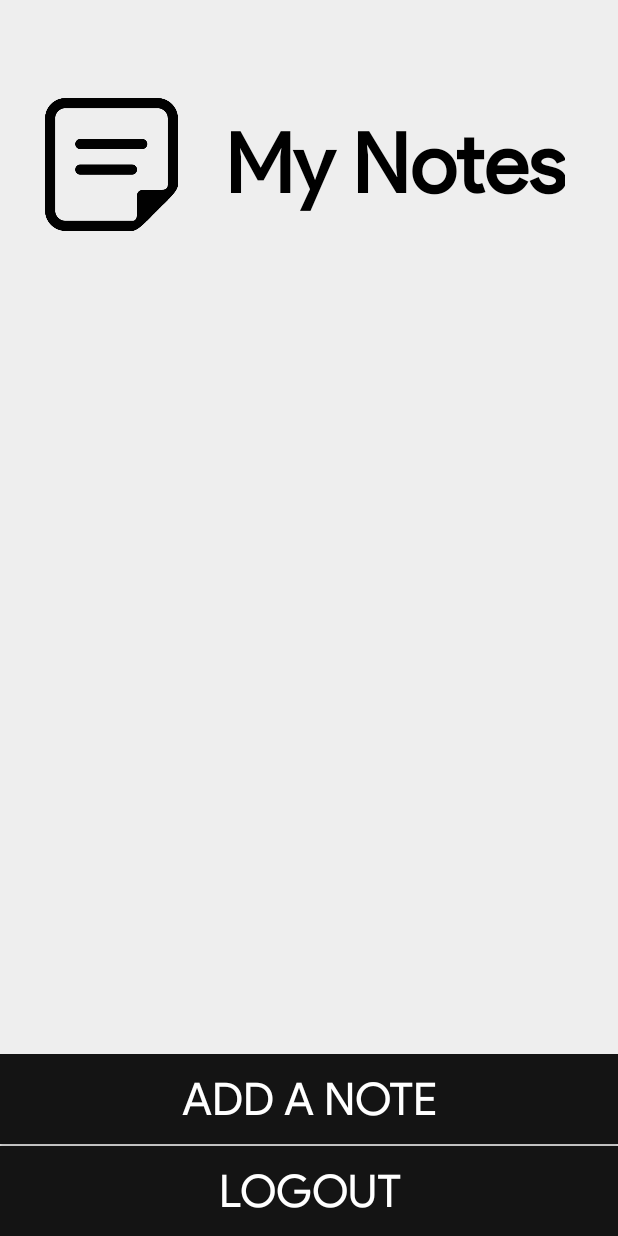
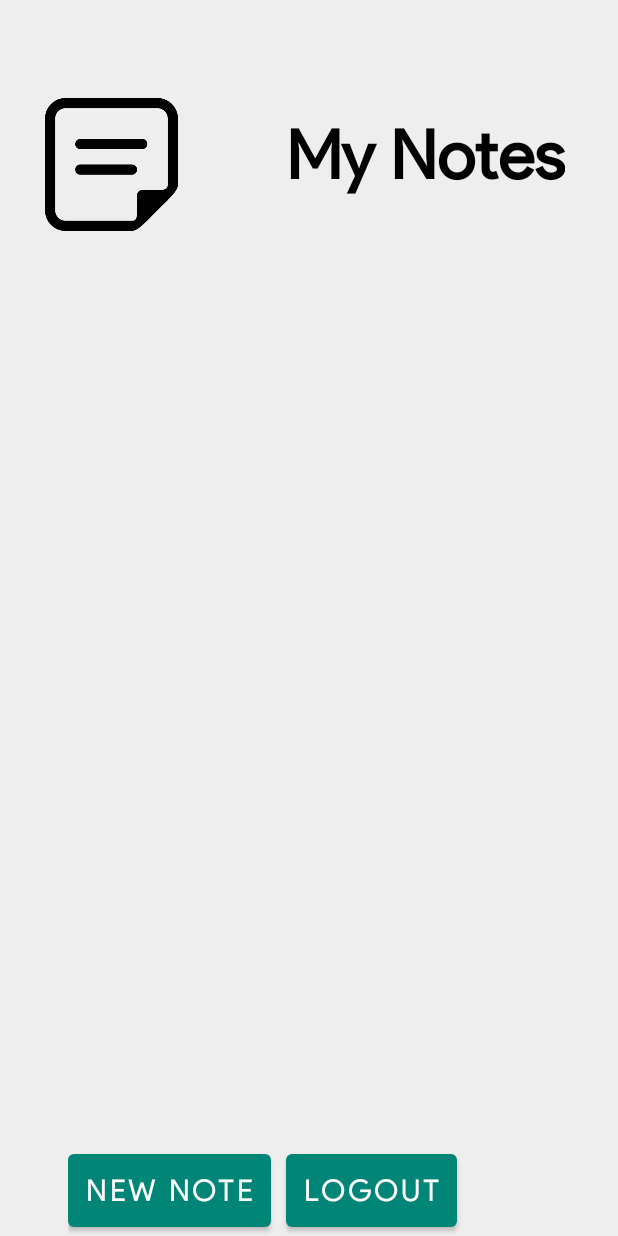
Before and after one commit to oorjitchowdhary/notes-app, an Android app: the screen it shows after launch once a user with an empty profile is signed in (ViewNotesActivity), on a phone screen of 412 x 824 dp. Run offline under Robolectric (Android 15) with nearby library versions, the phone set to English and light mode, and no system bars; our stand-ins replace Firebase (no records; nobody signed in at launch, a user with empty details on screens opened directly); libraries missing offline, so code that uses them is left out: io.opencensus.tags.

Commit message:
staggered recyclerview

```diff
--- a/app/build.gradle
+++ b/app/build.gradle
@@ -23,9 +23,15 @@ dependencies {
     implementation fileTree(include: ['*.jar'], dir: 'libs')
     implementation 'com.android.support:appcompat-v7:28.0.0'
     implementation 'com.android.support.constraint:constraint-layout:1.1.3'
+
+    // Material Design
     implementation 'com.android.support:design:28.0.0'
+    implementation 'com.android.support:cardview-v7:28.0.0'
+
+    // Firebase
     implementation 'com.google.firebase:firebase-auth:17.0.0'
     implementation 'com.google.firebase:firebase-firestore:19.0.0'
+
     testImplementation 'junit:junit:4.12'
     androidTestImplementation 'com.android.support.test:runner:1.0.2'
     androidTestImplementation 'com.android.support.test.espresso:espresso-core:3.0.2'
--- a/app/src/main/java/com/example/notes_app/CreateNoteActivity.java
+++ b/app/src/main/java/com/example/notes_app/CreateNoteActivity.java
@@ -2,8 +2,10 @@ package com.example.notes_app;
 
 import android.content.Intent;
 import android.support.annotation.NonNull;
+import android.support.design.widget.BottomNavigationView;
 import android.support.v7.app.AppCompatActivity;
 import android.os.Bundle;
+import android.view.MenuItem;
 import android.view.View;
 import android.widget.Button;
 import android.widget.EditText;
@@ -27,7 +29,6 @@ public class CreateNoteActivity extends AppCompatActivity {
         super.onCreate(savedInstanceState);
         setContentView(R.layout.activity_create_note);
         mAuth = FirebaseAuth.getInstance();
-
     }
 
     public void saveNote(View view) {
--- a/app/src/main/java/com/example/notes_app/IndividualNoteActivity.java
+++ b/app/src/main/java/com/example/notes_app/IndividualNoteActivity.java
@@ -1,10 +1,14 @@
 package com.example.notes_app;
 
 import android.content.Intent;
+import android.support.annotation.NonNull;
+import android.support.design.widget.BottomNavigationView;
 import android.support.v7.app.AppCompatActivity;
 import android.os.Bundle;
+import android.view.MenuItem;
 import android.view.View;
 import android.widget.TextView;
+import android.widget.Toast;
 
 import com.example.notes_app.models.NoteDetails;
 
--- a/app/src/main/java/com/example/notes_app/MainActivity.java
+++ b/app/src/main/java/com/example/notes_app/MainActivity.java
@@ -47,7 +47,7 @@ private FirebaseAuth mAuth;
                                 startActivity(new Intent(MainActivity.this,ViewNotesActivity.class));
                             } else {
                                 // If sign in fails, display a message to the user.
-                                Toast.makeText(getApplicationContext(),"Sign up failed.",Toast.LENGTH_LONG).show();
+                                Toast.makeText(getApplicationContext(),task.getException().getMessage().toString(),Toast.LENGTH_LONG).show();
                             }
 
                             // ...
@@ -72,7 +72,7 @@ private FirebaseAuth mAuth;
                             }
                             else {
                                 // If sign in fails, display a message to the user.
-                                Toast.makeText(MainActivity.this, task.getException().toString(), Toast.LENGTH_SHORT).show();
+                                Toast.makeText(MainActivity.this, task.getException().getMessage().toString(), Toast.LENGTH_SHORT).show();
                             }
                         }
                     });
--- a/app/src/main/java/com/example/notes_app/ViewNotesActivity.java
+++ b/app/src/main/java/com/example/notes_app/ViewNotesActivity.java
@@ -2,13 +2,18 @@ package com.example.notes_app;
 
 import android.content.Intent;
 import android.support.annotation.NonNull;
+import android.support.design.card.MaterialCardView;
+import android.support.design.widget.BottomNavigationView;
 import android.support.v7.app.AppCompatActivity;
 import android.os.Bundle;
 import android.support.v7.widget.LinearLayoutManager;
 import android.support.v7.widget.RecyclerView;
+import android.support.v7.widget.StaggeredGridLayoutManager;
 import android.util.Log;
+import android.view.MenuItem;
 import android.view.View;
 import android.widget.Button;
+import android.widget.RelativeLayout;
 import android.widget.TextView;
 import android.widget.Toast;
 
@@ -25,6 +30,7 @@ import com.google.firebase.firestore.QueryDocumentSnapshot;
 import com.google.firebase.firestore.QuerySnapshot;
 
 import java.util.ArrayList;
+import java.util.Random;
 
 import io.opencensus.tags.Tag;
 
@@ -36,12 +42,12 @@ public class ViewNotesActivity extends AppCompatActivity implements NotesRecycle
     private RecyclerView mRecyclerView;
     private ArrayList<NoteDetails> mNotes = new ArrayList<>();
     private NotesRecyclerAdapter mNotesRecyclerAdapter;
+    private MaterialCardView view;
 
     @Override
     protected void onCreate(Bundle savedInstanceState) {
         super.onCreate(savedInstanceState);
         setContentView(R.layout.activity_view_notes);
-
         mAuth = FirebaseAuth.getInstance();
 
         mRecyclerView = findViewById(R.id.recyclerView);
@@ -66,19 +72,9 @@ public class ViewNotesActivity extends AppCompatActivity implements NotesRecycle
         getNotes();
     }
 
-   /* private void randomNotes() {
-        for(int i = 1; i < 100; i++){
-            NoteDetails note = new NoteDetails();
-            note.setTitle("Title #" + i);
-            note.setContent("This is very very very long .... content #" + i);
-            mNotes.add(note);
-        }
-        mNotesRecyclerAdapter.notifyDataSetChanged();
-    }*/
-
     private void initRecyclerView() {
-        LinearLayoutManager linearLayoutManager = new LinearLayoutManager(this);
-        mRecyclerView.setLayoutManager(linearLayoutManager);
+        StaggeredGridLayoutManager staggeredGridLayoutManager = new StaggeredGridLayoutManager(2, StaggeredGridLayoutManager.VERTICAL);
+        mRecyclerView.setLayoutManager(staggeredGridLayoutManager);
         mNotesRecyclerAdapter = new NotesRecyclerAdapter(mNotes, this);
         mRecyclerView.setAdapter(mNotesRecyclerAdapter);
     }
--- a/app/src/main/res/layout/activity_view_notes.xml
+++ b/app/src/main/res/layout/activity_view_notes.xml
@@ -30,7 +30,7 @@
             android:id="@+id/mynotes"
             android:textAlignment="textEnd"
             android:textColor="#000"
-            android:textSize="55sp"
+            android:textSize="45sp"
             android:textStyle="bold" />
     </LinearLayout>
 
@@ -38,6 +38,7 @@
         android:layout_width="match_parent"
         android:layout_height="match_parent"
         android:id="@+id/recyclerView"
+        android:layout_centerInParent="true"
         android:padding="5dp"
         android:layout_below="@id/linear1"
         android:layout_above="@id/linear2">
@@ -48,28 +49,30 @@
         android:id="@+id/linear2"
         android:layout_width="match_parent"
         android:layout_height="wrap_content"
+        android:paddingStart="45dp"
+        android:paddingEnd="45dp"
+        android:layout_centerHorizontal="true"
         android:layout_alignParentBottom="true"
-        android:orientation="vertical">
+        android:orientation="horizontal">
 
-        <Button
+        <android.support.design.button.MaterialButton
             android:id="@+id/create_note"
-            android:layout_width="match_parent"
-            android:layout_height="60dp"
-            android:text="Add a Note"
-            android:textSize="30dp"
-            android:textColor="#fff"
-            android:background="#141414"/>
+            android:layout_width="wrap_content"
+            android:layout_height="wrap_content"
+            android:padding="12dp"
+            android:text="New Note"
+            android:layout_marginEnd="10dp"
+            android:textSize="20sp"/>
 
-        <Button
+        <android.support.design.button.MaterialButton
             android:id="@+id/logout"
-            android:layout_marginTop="1dp"
             android:onClick="logOut"
-            android:layout_width="match_parent"
-            android:layout_height="60dp"
+            android:layout_width="wrap_content"
+            android:layout_height="wrap_content"
+            android:padding="12dp"
             android:text="Logout"
-            android:textSize="30dp"
-            android:textColor="#fff"
-            android:background="#141414"/>
+            android:textSize="20sp"/>
+
     </LinearLayout>
 
 </RelativeLayout>
--- a/app/src/main/res/values/styles.xml
+++ b/app/src/main/res/values/styles.xml
@@ -1,7 +1,7 @@
 <resources>
 
     <!-- Base application theme. -->
-    <style name="AppTheme" parent="Theme.AppCompat.Light.NoActionBar">
+    <style name="AppTheme" parent="Theme.MaterialComponents.Light.NoActionBar">
         <!-- Customize your theme here. -->
         <item name="colorPrimary">@color/colorPrimary</item>
         <item name="colorPrimaryDark">@color/colorPrimaryDark</item>
```
Also changed, not shown: app/src/main/res/layout/activity_create_note.xml (+8 -9 lines), app/src/main/res/layout/activity_individual_note.xml (+0 -25 lines), app/src/main/res/layout/activity_main.xml (+101 -58 lines), app/src/main/res/layout/list_item.xml (+29 -13 lines), app/src/main/res/values/colors.xml (+13 -0 lines).
